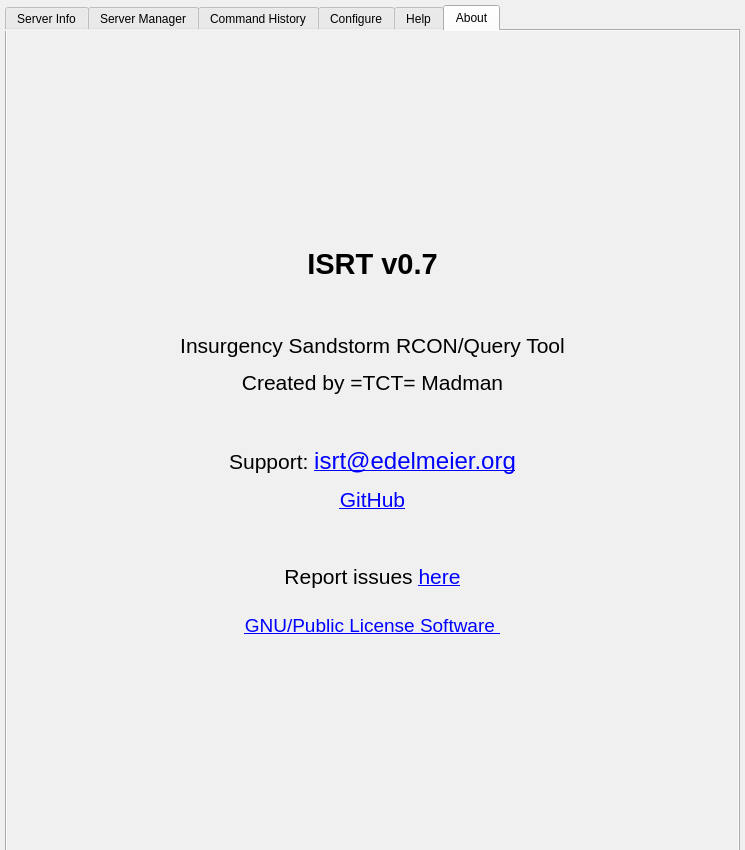
This is source_files/isrt_gui_v0.7.ui in sargolin/ISRT-Insurgency-Sandstorm-RCON-TOOL-and-Mapchanger as Qt 5 draws it before an edit. The edited form follows.
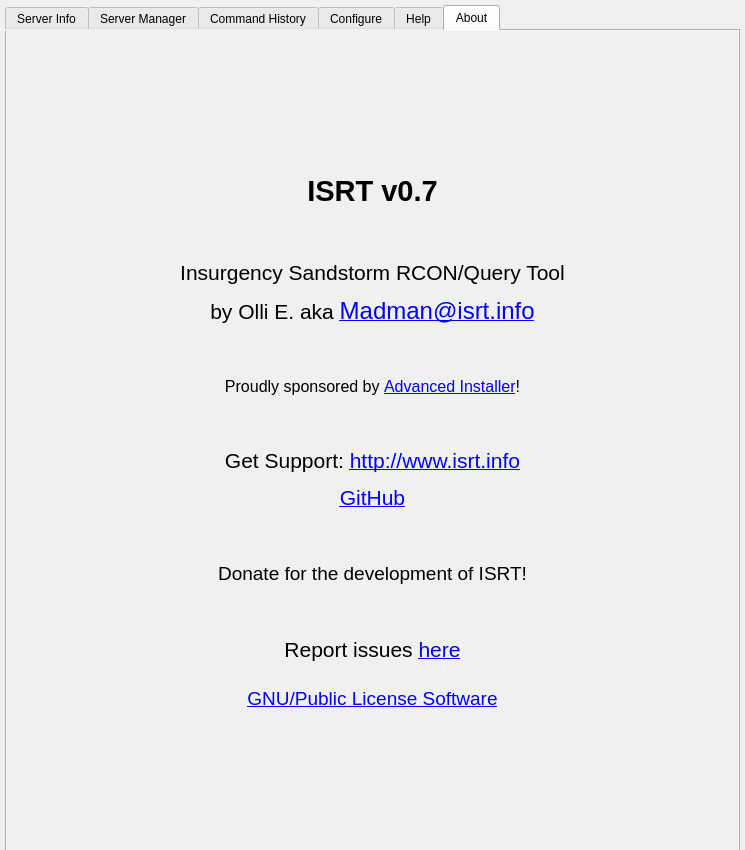
This is the edited form. The open tabs and pages were chosen to show the change. Icons and pictures are not drawn.

Diff of the .ui file:
```diff
--- a/source_files/isrt_gui_v0.7.ui
+++ b/source_files/isrt_gui_v0.7.ui
@@ -3583,7 +3583,7 @@
 background-repeat: no-repeat;</string>
          </property>
          <property name="text">
-          <string>&lt;html&gt;&lt;head/&gt;&lt;body&gt;&lt;p align=&quot;center&quot;&gt;&lt;span style=&quot; font-size:22pt; font-weight:600;&quot;&gt;ISRT v0.7&lt;/span&gt;&lt;/p&gt;&lt;p align=&quot;center&quot;&gt;&lt;br/&gt;&lt;/p&gt;&lt;p align=&quot;center&quot;&gt;&lt;span style=&quot; font-size:16pt;&quot;&gt;Insurgency Sandstorm RCON/Query Tool&lt;/span&gt;&lt;/p&gt;&lt;p align=&quot;center&quot;&gt;&lt;span style=&quot; font-size:16pt;&quot;&gt;Created by =TCT= Madman&lt;/span&gt;&lt;/p&gt;&lt;p align=&quot;center&quot;&gt;&lt;br/&gt;&lt;/p&gt;&lt;p align=&quot;center&quot;&gt;&lt;span style=&quot; font-size:16pt;&quot;&gt;Support: &lt;/span&gt;&lt;a href=&quot;mailto:isrt@edelmeier.org&quot;&gt;&lt;span style=&quot; font-size:18pt; text-decoration: underline; color:#0000ff;&quot;&gt;isrt@edelmeier.org&lt;/span&gt;&lt;/a&gt;&lt;/p&gt;&lt;p align=&quot;center&quot;&gt;&lt;a href=&quot;https://github.com/olli-e/ISRT-Insurgency-Sandstorm-RCON-Query-Tool&quot;&gt;&lt;span style=&quot; font-size:16pt; text-decoration: underline; color:#0000ff;&quot;&gt;GitHub&lt;/span&gt;&lt;/a&gt;&lt;/p&gt;&lt;p align=&quot;center&quot;&gt;&lt;br/&gt;&lt;/p&gt;&lt;p align=&quot;center&quot;&gt;&lt;span style=&quot; font-size:16pt;&quot;&gt;Report issues &lt;/span&gt;&lt;a href=&quot;https://github.com/olli-e/ISRT-Insurgency-Sandstorm-RCON-Query-Tool/issues&quot;&gt;&lt;span style=&quot; font-size:16pt; text-decoration: underline; color:#0000ff;&quot;&gt;here&lt;/span&gt;&lt;/a&gt;&lt;br/&gt;&lt;/p&gt;&lt;p align=&quot;center&quot;&gt;&lt;a href=&quot;https://github.com/olli-e/ISRT-Insurgency-Sandstorm-RCON-Query-Tool/blob/main/LICENSE&quot;&gt;&lt;span style=&quot; font-size:14pt; text-decoration: underline; color:#0000ff;&quot;&gt;GNU/Public License Software &lt;/span&gt;&lt;/a&gt;&lt;/p&gt;&lt;/body&gt;&lt;/html&gt;</string>
+          <string>&lt;html&gt;&lt;head/&gt;&lt;body&gt;&lt;p align=&quot;center&quot;&gt;&lt;span style=&quot; font-size:22pt; font-weight:600;&quot;&gt;ISRT v0.7&lt;/span&gt;&lt;/p&gt;&lt;p align=&quot;center&quot;&gt;&lt;br/&gt;&lt;/p&gt;&lt;p align=&quot;center&quot;&gt;&lt;span style=&quot; font-size:16pt;&quot;&gt;Insurgency Sandstorm RCON/Query Tool&lt;/span&gt;&lt;/p&gt;&lt;p align=&quot;center&quot;&gt;&lt;span style=&quot; font-size:16pt;&quot;&gt;by Olli E. aka &lt;/span&gt;&lt;a href=&quot;mailto:madman@isrt.info&quot;&gt;&lt;span style=&quot; font-size:18pt; text-decoration: underline; color:#0000ff;&quot;&gt;Madman@isrt.info&lt;/span&gt;&lt;/a&gt;&lt;/p&gt;&lt;p align=&quot;center&quot;&gt;&lt;br/&gt;&lt;/p&gt;&lt;p align=&quot;center&quot;&gt;&lt;span style=&quot; font-size:12pt;&quot;&gt;Proudly sponsored by &lt;/span&gt;&lt;a href=&quot;https://www.advancedinstaller.com&quot;&gt;&lt;span style=&quot; font-size:12pt;&quot;&gt;Advanced Installer&lt;/a&gt;&lt;span style=&quot; font-size:12pt;&quot;&gt;!&lt;/span&gt;&lt;/p&gt;&lt;p align=&quot;center&quot;&gt;&lt;a href=&quot;https://www.advancedinstaller.com&quot;&gt;&lt;img src=&quot;./img/ai-image.png&quot; width=&quot;100&quot;/&gt;&lt;/a&gt;&lt;/p&gt;&lt;p align=&quot;center&quot;&gt;&lt;br/&gt;&lt;/p&gt;&lt;p align=&quot;center&quot;&gt;&lt;span style=&quot; font-size:16pt;&quot;&gt;Get Support: &lt;/span&gt;&lt;a href=&quot;http://www.isrt.info&quot;&gt;&lt;span style=&quot; font-size:16pt; text-decoration: underline; color:#0000ff;&quot;&gt;http://www.isrt.info&lt;/span&gt;&lt;/a&gt;&lt;/p&gt;&lt;p align=&quot;center&quot;&gt;&lt;a href=&quot;https://github.com/olli-e/ISRT-Insurgency-Sandstorm-RCON-Query-Tool&quot;&gt;&lt;span style=&quot; font-size:16pt; text-decoration: underline; color:#0000ff;&quot;&gt;GitHub&lt;/span&gt;&lt;/a&gt;&lt;/p&gt;&lt;p align=&quot;center&quot;&gt;&lt;br/&gt;&lt;/p&gt;&lt;p align=&quot;center&quot;&gt;&lt;span style=&quot; font-size:14pt;&quot;&gt;Donate for the development of ISRT!&lt;/span&gt;&lt;/p&gt;&lt;p align=&quot;center&quot;&gt;&lt;a href=&quot;https://www.paypal.com/donate?hosted_button_id=RLSPYUNWLYA9Y&quot;&gt;&lt;img src=&quot;./img/paypal.png&quot; width=&quot;147&quot;/&gt;&lt;/a&gt;&lt;/p&gt;&lt;p align=&quot;center&quot;&gt;&lt;br/&gt;&lt;/p&gt;&lt;p align=&quot;center&quot;&gt;&lt;span style=&quot; font-size:16pt;&quot;&gt;Report issues &lt;/span&gt;&lt;a href=&quot;https://github.com/olli-e/ISRT-Insurgency-Sandstorm-RCON-Query-Tool/issues&quot;&gt;&lt;span style=&quot; font-size:16pt; text-decoration: underline; color:#0000ff;&quot;&gt;here&lt;/span&gt;&lt;/a&gt;&lt;br/&gt;&lt;/p&gt;&lt;p align=&quot;center&quot;&gt;&lt;a href=&quot;https://github.com/olli-e/ISRT-Insurgency-Sandstorm-RCON-Query-Tool/blob/main/LICENSE&quot;&gt;&lt;span style=&quot; font-size:14pt; text-decoration: underline; color:#0000ff;&quot;&gt;GNU/Public License Software&lt;/span&gt;&lt;/a&gt;&lt;/p&gt;&lt;/body&gt;&lt;/html&gt;</string>
          </property>
          <property name="openExternalLinks">
           <bool>true</bool>
```
Left out of the diff: 2 changed lines with no effect on the pictures.
